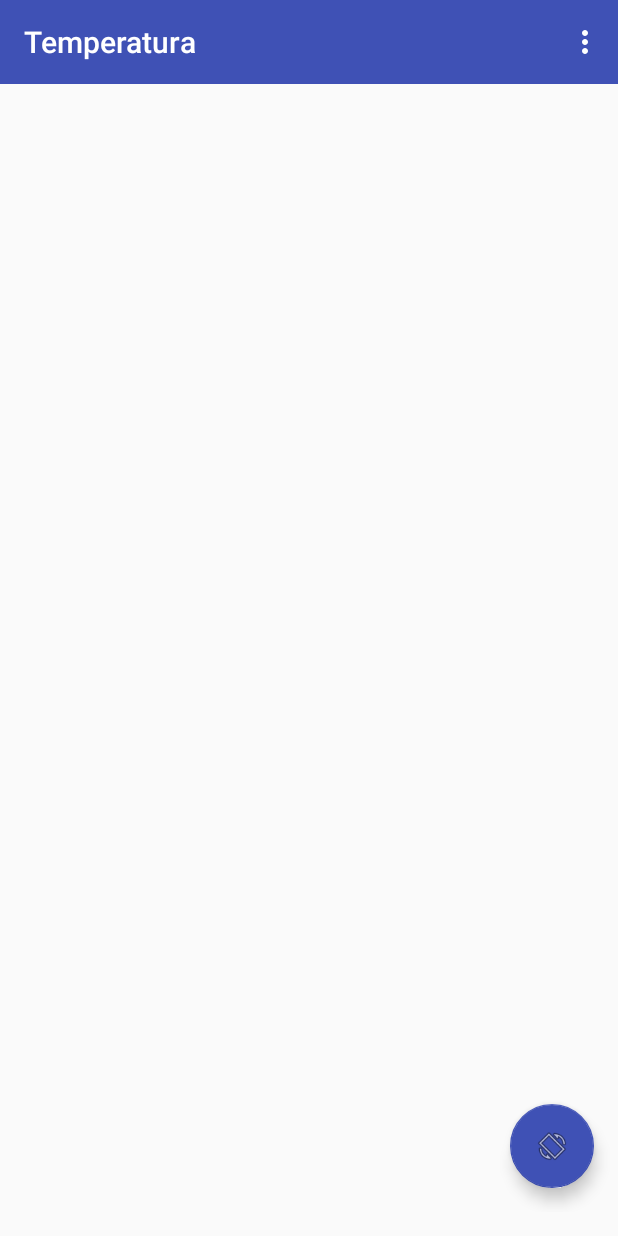
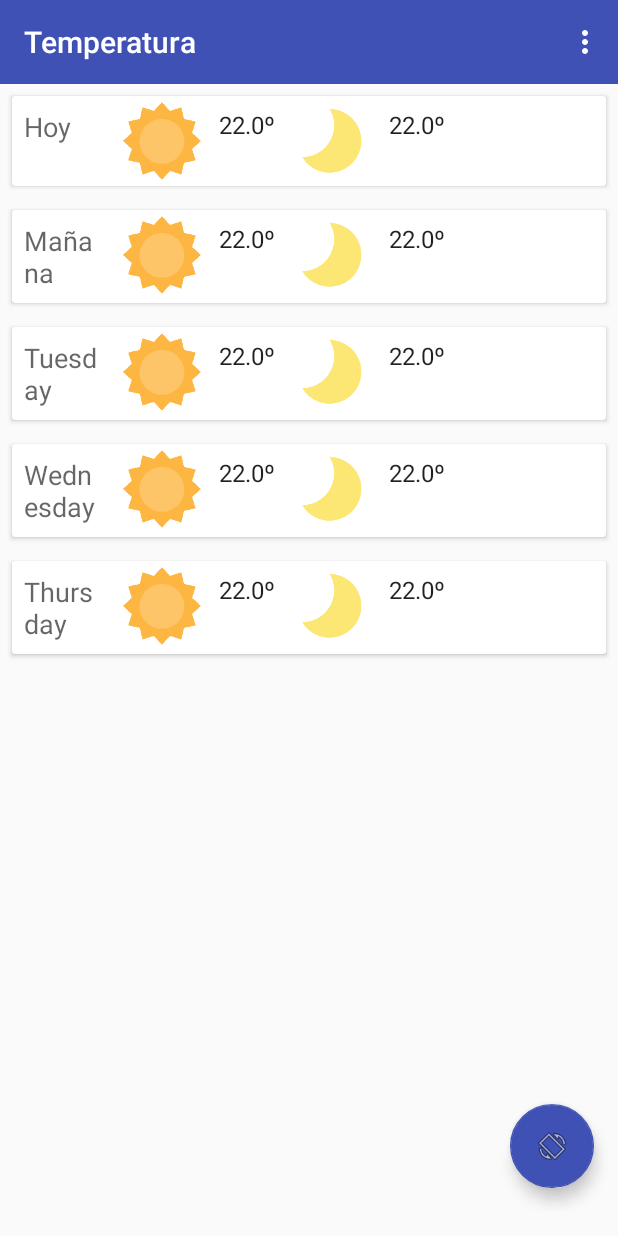
Before and after one commit to emanuelcondo/TP0-Taller-de-Proyectos-2, an Android app: the screen it shows after launch (MainActivity), on a phone screen of 412 x 824 dp. Run offline under Robolectric (Android 15) with nearby library versions, the phone set to English and light mode, and no system bars; our stand-ins replace Volley; network calls fail.

Commit message:
Fix del PronosticoDelDia

```diff
--- a/app/src/main/java/com/fiuba/tdp2/tp0/temperatura/MainActivity.java
+++ b/app/src/main/java/com/fiuba/tdp2/tp0/temperatura/MainActivity.java
@@ -13,11 +13,16 @@ import android.view.MenuItem;
 import android.view.View;
 
 import com.fiuba.tdp2.tp0.temperatura.dominio.Pronostico;
+import com.fiuba.tdp2.tp0.temperatura.dominio.PronosticoDelDia;
 import com.fiuba.tdp2.tp0.temperatura.services.listeners.PronosticosListener;
 import com.fiuba.tdp2.tp0.temperatura.services.web.RequestSender;
-import com.fiuba.tdp2.tp0.temperatura.vista.PronosticoAdapter;
+import com.fiuba.tdp2.tp0.temperatura.vista.PronosticoDelDiaAdapter;
 
+import java.text.ParseException;
+import java.text.SimpleDateFormat;
 import java.util.ArrayList;
+import java.util.Date;
+import java.util.Locale;
 import java.util.Random;
 
 public class MainActivity extends AppCompatActivity {
@@ -25,10 +30,12 @@ public class MainActivity extends AppCompatActivity {
     private RecyclerView recyclerView;
     private Toolbar toolbar;
 
-    private PronosticoAdapter pronosticoAdapter;
+    private PronosticoDelDiaAdapter pronosticoDelDiaAdapter;
 
     //lista con todos los pronosticos para la ultima ciudad consultada
     private ArrayList<Pronostico> pronosticos;
+    //lista de los 5 pronosticos a mostrar
+    private ArrayList<PronosticoDelDia> pronosticosParaMostrar;
     // si se consulta dos veces la misma ciudad no voy al servidor sino que levanto de aca
     private SparseArray<Pronostico> pronosticosCacheados;
 
@@ -47,12 +54,19 @@ public class MainActivity extends AppCompatActivity {
         recyclerView = findViewById(R.id.recyclerView);
         recyclerView.setLayoutManager(new LinearLayoutManager(this));
         pronosticos = new ArrayList<>();
+        pronosticosParaMostrar = new ArrayList<>();
         pronosticosCacheados = new SparseArray<>();
-        pronosticoAdapter = new PronosticoAdapter(this, pronosticos);
-        recyclerView.setAdapter(pronosticoAdapter);
-        //mockearPronosticos();
+        pronosticoDelDiaAdapter = new PronosticoDelDiaAdapter(this, pronosticosParaMostrar);
+        recyclerView.setAdapter(pronosticoDelDiaAdapter);
+        mockearPronosticos();
 
-        pronosticoslistener = new PronosticosListener(this, pronosticoAdapter);
+        try {
+            mostrarPronosticos();
+        } catch (ParseException e) {
+            e.printStackTrace();
+        }
+
+        pronosticoslistener = new PronosticosListener(this, pronosticoDelDiaAdapter);
         pronosticoslistener.setPronosticos(pronosticos);
         refrescarCiudadActual();
     }
@@ -75,7 +89,7 @@ public class MainActivity extends AppCompatActivity {
 
 //        imagenesClima.recycle();
 
-        pronosticoAdapter.notifyDataSetChanged();
+        pronosticoDelDiaAdapter.notifyDataSetChanged();
     }
 
     private void generarPronosticoRandom(String hora, String dia) {
@@ -86,6 +100,57 @@ public class MainActivity extends AppCompatActivity {
         randomMax = 15.4 + (38.7 - 15.4) * r.nextDouble();
 
         pronosticos.add(new Pronostico("2018-09-"+dia+" " +hora+":00:00", randomMin, randomMax, 800));
+    }
+
+    private void mostrarPronosticos() throws ParseException {
+        PronosticoDelDia pronosticoParaMostrar = new PronosticoDelDia();
+        int diaActual = -1;
+        int mesActual = -1;
+        int anioActual = -1;
+        double temperaturaDia = 0;
+        double temperaturaNoche = 0;
+        int contadorParaPromediosDia = 0;
+        int contadorParaPromediosNoche = 0;
+        int contadorParaDiasDePronostico = 0;
+        String[] nombresDePronosticos = {"Hoy", "Mañana"};
+        for (Pronostico pronostico: pronosticos) {
+            int dia = pronostico.getDay();
+            int hora = pronostico.getHour();
+            if (dia != diaActual) {
+                if (contadorParaPromediosNoche != 0) {
+                    if (contadorParaDiasDePronostico == 0 || contadorParaDiasDePronostico == 1)
+                        pronosticoParaMostrar.setNombreDia(nombresDePronosticos[contadorParaDiasDePronostico]);
+                    else {
+                        // First convert to Date. This is one of the many ways.
+                        String dateString = String.format(Locale.getDefault(), "%d-%d-%d", anioActual, mesActual, diaActual);
+                        Date date = new SimpleDateFormat("yyyy-M-d").parse(dateString);
+                        String dayOfWeek = new SimpleDateFormat("EEEE", Locale.getDefault()).format(date);
+                        pronosticoParaMostrar.setNombreDia(dayOfWeek.substring(0,1).toUpperCase() + dayOfWeek.substring(1));
+                    }
+                    pronosticoParaMostrar.setTemperaturaDia(temperaturaDia / contadorParaPromediosDia);
+                    pronosticoParaMostrar.setTemperaturaNoche(temperaturaNoche / contadorParaPromediosNoche);
+                    pronosticoParaMostrar.setImagenDia(pronostico.getImagen());
+                    pronosticoParaMostrar.setImagenNoche(pronostico.getImagen());
+                    pronosticosParaMostrar.add(pronosticoParaMostrar);
+                    temperaturaDia = 0;
+                    temperaturaNoche = 0;
+                    contadorParaPromediosDia = 0;
+                    contadorParaPromediosNoche = 0;
+                    ++contadorParaDiasDePronostico;
+                }
+                pronosticoParaMostrar = new PronosticoDelDia();
+                diaActual = pronostico.getDay();
+                mesActual = pronostico.getMonth();
+                anioActual = pronostico.getYear();
+            }
+            if ( hora >= 6 && hora < 20 ) {
+                temperaturaDia += (pronostico.getTemperaturaMaxima() + pronostico.getTemperaturaMinima()) / 2;
+                ++contadorParaPromediosDia;
+            } else {
+                temperaturaNoche += (pronostico.getTemperaturaMaxima() + pronostico.getTemperaturaMinima()) / 2;
+                ++contadorParaPromediosNoche;
+            }
+        }
     }
 
     public void refreshPronostico(View view) {
--- a/app/src/main/java/com/fiuba/tdp2/tp0/temperatura/dominio/Pronostico.java
+++ b/app/src/main/java/com/fiuba/tdp2/tp0/temperatura/dominio/Pronostico.java
@@ -90,8 +90,8 @@ ID 	Meaning
 804 	overcast clouds
 
          */
-        //return imagen;
-        return R.array.imagenes_clima;
+        return imagen;
+        // return R.array.imagenes_clima;
     }
 
     public void setDiaHora(String diaHora) {
@@ -119,4 +119,20 @@ ID 	Meaning
     public String toString() {
         return diaHora + " - min: " + temperaturaMinima + " - max: " + temperaturaMaxima + " img: " + imagen;
     }
+
+    public int getYear() {
+        return Integer.parseInt(this.getDiaHora().substring(0, 4));
+    }
+
+    public int getDay() {
+        return Integer.parseInt(this.getDiaHora().substring(8, 10));
+    }
+
+    public int getHour() {
+        return Integer.parseInt(this.getDiaHora().substring(11, 13));
+    }
+
+    public int getMonth() {
+        return Integer.parseInt(this.getDiaHora().substring(5, 7));
+    }
 }
--- a/app/src/main/java/com/fiuba/tdp2/tp0/temperatura/dominio/PronosticoDelDia.java
+++ b/app/src/main/java/com/fiuba/tdp2/tp0/temperatura/dominio/PronosticoDelDia.java
@@ -1,4 +1,6 @@
 package com.fiuba.tdp2.tp0.temperatura.dominio;
+
+import com.fiuba.tdp2.tp0.temperatura.R;
 
 import org.json.JSONException;
 import org.json.JSONObject;
@@ -14,17 +16,104 @@ import java.util.Vector;
  */
 public class PronosticoDelDia {
 
-    public int mes = -1;
-    public int dia = -1;
-    public String nombreImagenDia = null;
-    public String nombreImagenNoche = null;
-    public double tmpPromedioDia = Double.NaN;
-    public double tmpPromedioNoche = Double.NaN;
-    public boolean faltaInfoDia = false;
+    private String nombreDia;
+    private int imagenDia;
+    private int imagenNoche;
+    private double temperaturaDia;
+    private double temperaturaNoche;
+    //public boolean faltaInfoDia = false;
 
+    public PronosticoDelDia() {
+
+    }
+
+    public String getNombreDia() {
+        return nombreDia;
+    }
+
+    public void setNombreDia(String nombreDia) {
+        this.nombreDia = nombreDia;
+    }
+
+    public int getImagenDia() {
+        switch (imagenDia) {
+            case 200: case 201: case 202: case 210: case 211: case 212: case 221: case 230: case 231: case 232:
+                return R.drawable.ic_11d;
+            case 300: case 301: case 302: case 310: case 311: case 312: case 313: case 314: case 321: case 520: case 521: case 522: case 531:
+                return R.drawable.ic_09d;
+            case 500: case 501: case 502: case 503: case 504:
+                return R.drawable.ic_10d;
+            case 511: case 600: case 601: case 602: case 611: case 612: case 615: case 616: case 620: case 621: case 622:
+                return R.drawable.ic_13d;
+            case 701: case 711: case 721: case 731: case 741: case 751: case 761: case 762: case 771:
+                return R.drawable.ic_50d;
+            case 800:
+                return R.drawable.ic_01d;
+            case 801:
+                return R.drawable.ic_02d;
+            case 802:
+                return R.drawable.ic_03d;
+            case 803: case 804:
+                return R.drawable.ic_04d;
+            default:
+                return R.drawable.ic_01d;
+        }
+    }
+
+    public void setImagenDia(int imagenDia) {
+        this.imagenDia = imagenDia;
+    }
+
+    public int getImagenNoche() {
+        switch (imagenDia) {
+            case 200: case 201: case 202: case 210: case 211: case 212: case 221: case 230: case 231: case 232:
+                return R.drawable.ic_11n;
+            case 300: case 301: case 302: case 310: case 311: case 312: case 313: case 314: case 321: case 520: case 521: case 522: case 531:
+                return R.drawable.ic_09n;
+            case 500: case 501: case 502: case 503: case 504:
+                return R.drawable.ic_10n;
+            case 511: case 600: case 601: case 602: case 611: case 612: case 615: case 616: case 620: case 621: case 622:
+                return R.drawable.ic_13n;
+            case 701: case 711: case 721: case 731: case 741: case 751: case 761: case 762: case 771:
+                return R.drawable.ic_50n;
+            case 800:
+                return R.drawable.ic_01n;
+            case 801:
+                return R.drawable.ic_02n;
+            case 802:
+                return R.drawable.ic_03n;
+            case 803: case 804:
+                return R.drawable.ic_04n;
+            default:
+                return R.drawable.ic_01n;
+        }
+    }
+
+    public void setImagenNoche(int imagenNoche) {
+        this.imagenNoche = imagenNoche;
+    }
+
+    public double getTemperaturaDia() {
+        return temperaturaDia;
+    }
+
+    public void setTemperaturaDia(double temperaturaDia) {
+        this.temperaturaDia = temperaturaDia;
+    }
+
+    public double getTemperaturaNoche() {
+        return temperaturaNoche;
+    }
+
+    public void setTemperaturaNoche(double temperaturaNoche) {
+        this.temperaturaNoche = temperaturaNoche;
+    }
+
+
+    /*
     /**
      * Constructor por parametro
-     */
+
     public PronosticoDelDia(String nombreImagenDia, String nombreImagenNoche, double tmpPromedioDia, double tmpPromedioNoche) {
         this.nombreImagenDia = nombreImagenDia;
         this.nombreImagenNoche = nombreImagenNoche;
@@ -34,20 +123,21 @@ public class PronosticoDelDia {
 
     /**
      * Constructor para el caso en que ya haya pasado el mediodia y no se tenga info
-     */
+
     public PronosticoDelDia(String nombreImagenNoche, double tmpPromedioNoche) {
         this.nombreImagenNoche = nombreImagenNoche;
         this.tmpPromedioNoche = tmpPromedioNoche;
         this.faltaInfoDia = true;
     }
 
-    /**
+
+    /*
      * Constructor para el caso en que nos pasan un vector de JSONObjects segun documentación
      * Todos correspondientes al mismo dia
      * Los iconos elegidos corresponderan al primero tras las 6am diruno y al primero tras las 8 pm nocturno
      * Esto es lo que se aclaro en la pregunta del grupo
      * Se asume que la lista de jsons viene correctamente ordenada de menor a mayor
-     */
+
     public PronosticoDelDia(Vector<JSONObject> jsons) throws JSONException {
         Calendar fecha = Calendar.getInstance();
         double tmpAPromediar = 0;
@@ -85,4 +175,6 @@ public class PronosticoDelDia {
         }
         tmpPromedioNoche = tmpAPromediar / contador;
     }
+    */
+
 }
--- a/app/src/main/java/com/fiuba/tdp2/tp0/temperatura/services/listeners/PronosticosListener.java
+++ b/app/src/main/java/com/fiuba/tdp2/tp0/temperatura/services/listeners/PronosticosListener.java
@@ -6,9 +6,10 @@ package com.fiuba.tdp2.tp0.temperatura.services.listeners;
         import android.widget.Toast;
 
         import com.fiuba.tdp2.tp0.temperatura.dominio.Pronostico;
+        import com.fiuba.tdp2.tp0.temperatura.dominio.PronosticoDelDia;
         import com.fiuba.tdp2.tp0.temperatura.dominio.PronosticoFactory;
         import com.fiuba.tdp2.tp0.temperatura.services.web.ResponseListener;
-        import com.fiuba.tdp2.tp0.temperatura.vista.PronosticoAdapter;
+        import com.fiuba.tdp2.tp0.temperatura.vista.PronosticoDelDiaAdapter;
 
         import org.json.JSONArray;
         import org.json.JSONException;
@@ -26,9 +27,9 @@ public class PronosticosListener implements ResponseListener {
 
     private List<Pronostico> pronosticos;
     private List<Pronostico> pronosticosPrevios;
-    private PronosticoAdapter pronosticoAdapter;
+    private PronosticoDelDiaAdapter pronosticoAdapter;
 
-    public PronosticosListener(Context context, PronosticoAdapter pronosticoAdapter) {
+    public PronosticosListener(Context context, PronosticoDelDiaAdapter pronosticoAdapter) {
         this.context = context;
         this.pronosticoAdapter = pronosticoAdapter;
     }
--- /dev/null
+++ b/app/src/main/java/com/fiuba/tdp2/tp0/temperatura/vista/PronosticoDelDiaAdapter.java
@@ -0,0 +1,78 @@
+package com.fiuba.tdp2.tp0.temperatura.vista;
+
+import android.content.Context;
+import android.support.annotation.NonNull;
+import android.support.v7.widget.RecyclerView;
+import android.view.LayoutInflater;
+import android.view.View;
+import android.view.ViewGroup;
+import android.widget.ImageView;
+import android.widget.TextView;
+
+import com.bumptech.glide.Glide;
+import com.fiuba.tdp2.tp0.temperatura.R;
+import com.fiuba.tdp2.tp0.temperatura.dominio.PronosticoDelDia;
+
+import java.util.ArrayList;
+import java.util.Locale;
+
+public class PronosticoDelDiaAdapter extends RecyclerView.Adapter<PronosticoDelDiaAdapter.ViewHolder> {
+
+    private ArrayList<PronosticoDelDia> pronosticos;
+    private Context contexto;
+
+    public PronosticoDelDiaAdapter(Context contexto, ArrayList<PronosticoDelDia> pronosticos) {
+        this.contexto = contexto;
+        this.pronosticos = pronosticos;
+    }
+
+    @NonNull
+    public PronosticoDelDiaAdapter.ViewHolder onCreateViewHolder(@NonNull ViewGroup parent, int viewType) {
+        return new ViewHolder(LayoutInflater.from(contexto).inflate(R.layout.pronostico_item, parent, false));
+    }
+
+    public void onBindViewHolder(@NonNull PronosticoDelDiaAdapter.ViewHolder holder, int posicion) {
+        PronosticoDelDia pronostico = pronosticos.get(posicion);
+        Glide
+                .with(contexto)
+                .load(pronostico.getImagenDia())
+                .into(holder.imagenClimaDiaView);
+        Glide
+                .with(contexto)
+                .load(pronostico.getImagenNoche())
+                .into(holder.imagenClimaNocheView);
+        holder.bindTo(pronostico);
+    }
+
+    @Override
+    public int getItemCount() {
+        return pronosticos.size();
+    }
+
+    class ViewHolder extends RecyclerView.ViewHolder {
+
+        private TextView diaText;
+        private TextView tempDiaText;
+        private TextView tempNocheText;
+        private ImageView imagenClimaDiaView;
+        private ImageView imagenClimaNocheView;
+
+        ViewHolder(View itemView) {
+            super(itemView);
+
+            diaText = itemView.findViewById(R.id.dia);
+            tempDiaText = itemView.findViewById(R.id.tempDia);
+            tempNocheText = itemView.findViewById(R.id.tempNoche);
+            imagenClimaDiaView = itemView.findViewById(R.id.imagenDia);
+            imagenClimaNocheView = itemView.findViewById(R.id.imagenNoche);
+        }
+
+        void bindTo(PronosticoDelDia pronostico){
+            diaText.setText(pronostico.getNombreDia());
+
+            tempDiaText.setText(String.format(Locale.getDefault(), "%2.1f" , pronostico.getTemperaturaDia()).concat("º"));
+            tempNocheText.setText(String.format(Locale.getDefault(), "%2.1f" , pronostico.getTemperaturaNoche()).concat("º"));
+        }
+    }
+
+}
--- a/app/src/main/res/layout/activity_cities.xml
+++ b/app/src/main/res/layout/activity_cities.xml
@@ -4,7 +4,7 @@
     xmlns:tools="http://schemas.android.com/tools"
     android:layout_width="match_parent"
     android:layout_height="match_parent"
-    tools:context=".CiudadesActivity">
+    tools:context=".CitiesActivity">
 
 
     <android.support.v7.widget.Toolbar
--- a/app/src/main/res/layout/pronostico_item.xml
+++ b/app/src/main/res/layout/pronostico_item.xml
@@ -9,38 +9,48 @@
         android:layout_width="match_parent"
         android:layout_height="wrap_content">
 
+        <TextView
+            android:layout_width="70dp"
+            android:layout_height="wrap_content"
+            android:id="@+id/dia"
+            android:padding="8dp"
+            style="@style/TextAppearance.AppCompat.Medium" />
+
         <ImageView
-            android:layout_width="100dp"
-            android:layout_height="100dp"
+            android:layout_width="60dp"
+            android:layout_height="60dp"
             android:padding="4dp"
-            android:id="@+id/imagenPronostico"
-            android:contentDescription="@string/app_name" />
+            android:id="@+id/imagenDia"
+            android:contentDescription="@string/app_name"
+            android:layout_toRightOf="@id/dia"
+            android:layout_toEndOf="@+id/dia" />
+
         <TextView
             android:layout_width="wrap_content"
             android:layout_height="wrap_content"
-            android:id="@+id/dia"
+            android:id="@+id/tempDia"
             android:padding="8dp"
-            style="@style/TextAppearance.AppCompat.Headline"
-            android:layout_toRightOf="@id/imagenPronostico"
-            android:layout_toEndOf="@+id/imagenPronostico"/>
+            style="@style/TextAppearance.AppCompat.Subhead"
+            android:layout_toRightOf="@id/imagenDia"
+            android:layout_toEndOf="@+id/imagenDia" />
+
+        <ImageView
+            android:layout_width="60dp"
+            android:layout_height="60dp"
+            android:padding="4dp"
+            android:id="@+id/imagenNoche"
+            android:contentDescription="@string/app_name"
+            android:layout_toRightOf="@id/tempDia"
+            android:layout_toEndOf="@+id/tempDia" />
+
         <TextView
             android:layout_width="wrap_content"
             android:layout_height="wrap_content"
-            android:id="@+id/tempMax"
+            android:id="@+id/tempNoche"
             android:padding="8dp"
             style="@style/TextAppearance.AppCompat.Subhead"
-            android:layout_toRightOf="@id/imagenPronostico"
-            android:layout_toEndOf="@+id/imagenPronostico"
-            android:layout_below="@+id/dia"/>
-        <TextView
-            android:layout_width="wrap_content"
-            android:layout_height="wrap_content"
-            android:id="@+id/tempMin"
-            android:padding="8dp"
-            style="@style/TextAppearance.AppCompat.Subhead"
-            android:layout_below="@id/dia"
-            android:layout_toRightOf="@id/tempMax"
-            android:layout_toEndOf="@id/tempMax" />
+            android:layout_toRightOf="@id/imagenNoche"
+            android:layout_toEndOf="@id/imagenNoche" />
 
     </RelativeLayout>
 </android.support.v7.widget.CardView>
```
Also changed, not shown: app/src/main/java/com/fiuba/tdp2/tp0/temperatura/dominio/PronosticoFactory.java (+4 -3 lines), app/src/main/java/com/fiuba/tdp2/tp0/temperatura/vista/PronosticoAdapter.java (deleted, +0 -72 lines).
